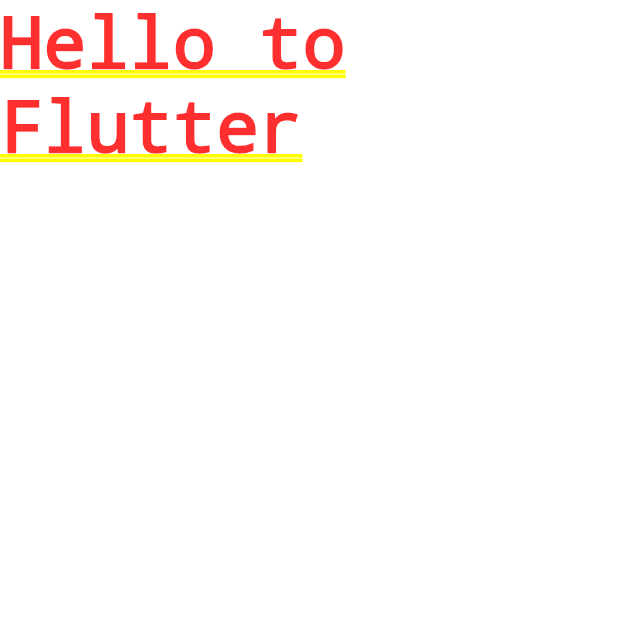
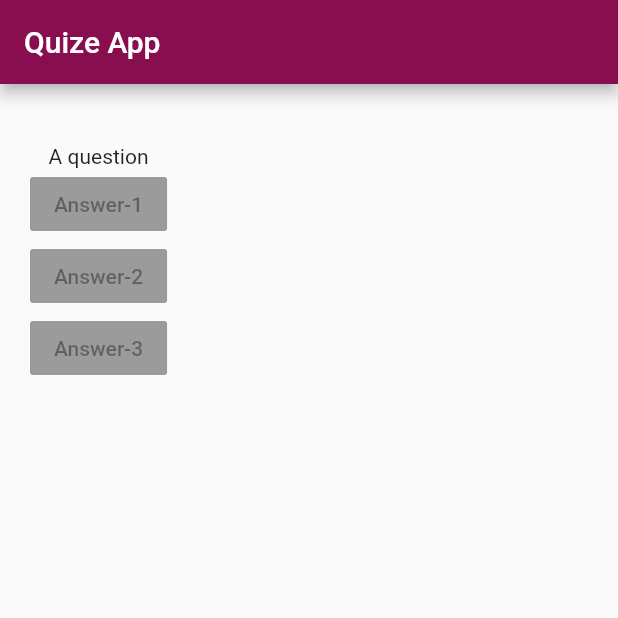
Before and after one commit to Ayesh1998/QuizzeApp-Flutter, a Flutter app: the screen it shows after launch, on a phone screen of 412 x 824 dp, the top half of it. Run offline on Flutter 3.47's test engine with Material 2 defaults, Android fonts, the phone set to English and light mode, and no system bars.

Commit message:
Added a scaffold and app bar and added a quetion with answers

```diff
--- a/lib/main.dart
+++ b/lib/main.dart
@@ -8,7 +8,31 @@ class MyApp extends StatelessWidget {
   @override
   Widget build(BuildContext context) {
     return MaterialApp(
-      home: Text('Hello to Flutter'),
-    );
+        home: Scaffold(
+      appBar: AppBar(
+        title: Text("Quize App"),
+        backgroundColor: Colors.pink[900],
+      ),
+      body: Padding(
+        padding: EdgeInsets.fromLTRB(20, 40, 20, 0),
+        child: Column(
+          children: <Widget>[
+            Text("A question"),
+            RaisedButton(
+              onPressed: null,
+              child: Text('Answer-1'),
+            ),
+            RaisedButton(
+              onPressed: null,
+              child: Text('Answer-2'),
+            ),
+            RaisedButton(
+              onPressed: null,
+              child: Text('Answer-3'),
+            ),
+          ],
+        ),
+      ),
+    ));
   }
 }
```
